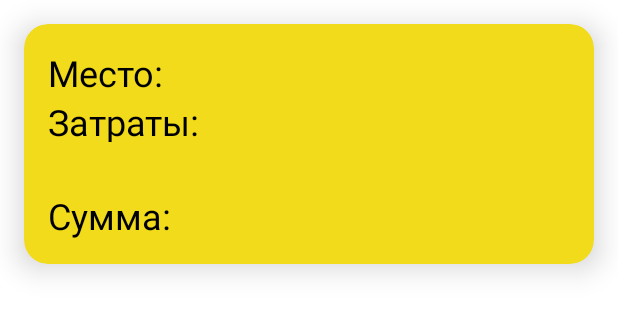
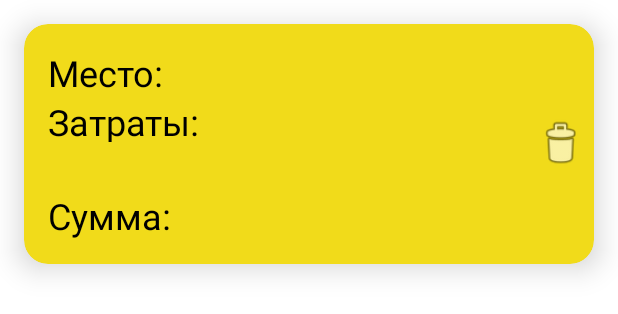
Before and after one commit to motorin-romchik/App_Notes_of_expenses, an Android app: the layout userentry.xml on its own in the app's theme, with its tools: preview values and no code run, on a phone screen of 412 x 824 dp. Shown: the top 314 px of the screen. Run offline under Robolectric (Android 15) with nearby library versions, the phone set to English and light mode, and no system bars.

Commit message:
Now you can delete notes!

```diff
--- /dev/null
+++ b/app/src/main/res/anim/fadein.xml
@@ -0,0 +1,6 @@
+<?xml version="1.0" encoding="utf-8"?>
+<set xmlns:android="http://schemas.android.com/apk/res/android">
+    <alpha xmlns:android="http://schemas.android.com/apk/res/android"
+        android:interpolator="@android:anim/accelerate_interpolator"
+        android:fromAlpha="0.0" android:toAlpha="1.0" android:duration="200" />
+</set>
--- /dev/null
+++ b/app/src/main/res/anim/fadeout.xml
@@ -0,0 +1,6 @@
+<?xml version="1.0" encoding="utf-8"?>
+<set xmlns:android="http://schemas.android.com/apk/res/android">
+    <alpha xmlns:android="http://schemas.android.com/apk/res/android"
+        android:interpolator="@android:anim/anticipate_interpolator"
+        android:fromAlpha="1.0" android:toAlpha="0.0" android:duration="200" />
+</set>
--- a/app/src/main/res/layout/userentry.xml
+++ b/app/src/main/res/layout/userentry.xml
@@ -10,8 +10,9 @@
     android:backgroundTint="#F1DB1A"
 
     >
+
     <LinearLayout
-        android:layout_width="match_parent"
+        android:layout_width="301dp"
         android:layout_height="wrap_content"
         android:layout_margin="16dp"
         android:orientation="vertical"
@@ -21,29 +22,31 @@
         <LinearLayout
             android:layout_width="wrap_content"
             android:layout_height="wrap_content"
-            android:orientation="horizontal"
-            android:layout_gravity="center_vertical">
+            android:layout_gravity="center_vertical"
+            android:orientation="horizontal">
 
             <TextView
+                style="bold"
                 android:layout_width="wrap_content"
                 android:layout_height="wrap_content"
                 android:text="Место: "
-                android:textSize="24dp"
                 android:textColor="#000000"
-                style="bold"/>
+                android:textSize="24dp" />
+
             <TextView
                 android:id="@+id/textplace"
+                style="bold"
                 android:layout_width="wrap_content"
                 android:layout_height="wrap_content"
-                android:textSize="24dp"
                 android:textColor="@color/black"
-                style="bold"/>
+                android:textSize="24dp" />
         </LinearLayout>
+
         <LinearLayout
             android:layout_width="wrap_content"
             android:layout_height="wrap_content"
-            android:orientation="horizontal"
-            android:layout_gravity="center_vertical">
+            android:layout_gravity="center_vertical"
+            android:orientation="horizontal">
 
             <TextView
                 style="bold"
@@ -54,7 +57,6 @@
                 android:textSize="24dp" />
 
         </LinearLayout>
-
 
 
         <TextView
@@ -68,25 +70,38 @@
         <LinearLayout
             android:layout_width="wrap_content"
             android:layout_height="wrap_content"
-            android:orientation="horizontal"
-            android:layout_gravity="center_vertical">
+            android:layout_gravity="center_vertical"
+            android:orientation="horizontal">
 
             <TextView
+                style="bold"
                 android:layout_width="wrap_content"
                 android:layout_height="wrap_content"
                 android:text="Сумма: "
-                android:textSize="24dp"
                 android:textColor="@color/black"
-                style="bold"/>
+                android:textSize="24dp" />
+
             <TextView
                 android:id="@+id/textsum"
+                style="bold"
                 android:layout_width="wrap_content"
                 android:layout_height="wrap_content"
-                android:textSize="24dp"
                 android:textColor="@color/design_default_color_error"
-                style="bold"/>
+                android:textSize="24dp" />
         </LinearLayout>
 
     </LinearLayout>
 
+    <ImageView
+        android:src="@android:drawable/ic_menu_delete"
+        android:id="@+id/btnDelete1"
+        android:layout_width="35dp"
+        android:layout_height="35dp"
+        android:layout_marginLeft="340dp"
+
+
+        android:layout_gravity="center_vertical"
+        />
+
+
 </androidx.cardview.widget.CardView>
```
Also changed, not shown: app/src/main/AndroidManifest.xml (+7 -6 lines), app/src/main/java/com/example/myapplication/DBHelper.java (+133 -22 lines), app/src/main/java/com/example/myapplication/MainActivity.java (+28 -29 lines), app/src/main/java/com/example/myapplication/MyAdapter.java (+45 -3 lines), app/src/main/java/com/example/myapplication/Userlist.java (+127 -19 lines), app/src/main/res/layout/activity_main.xml (+9 -9 lines), app/src/main/res/layout/activity_userlist.xml (+31 -1 lines), app/src/main/res/drawable/ic_menu_delete.png (added).
